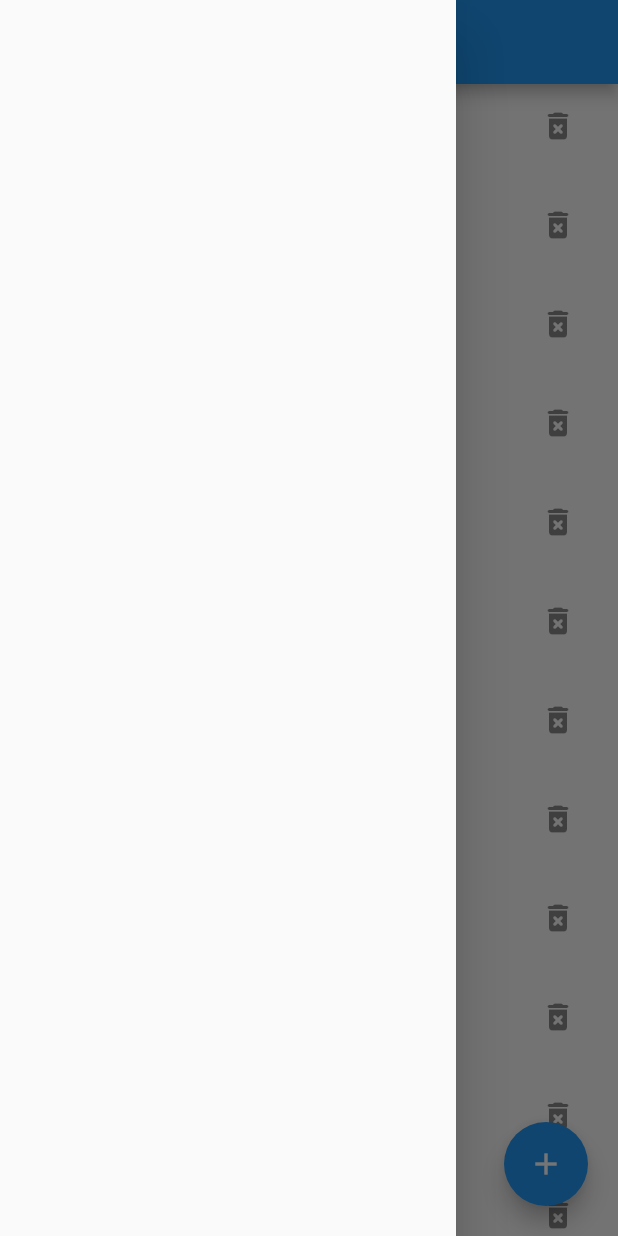
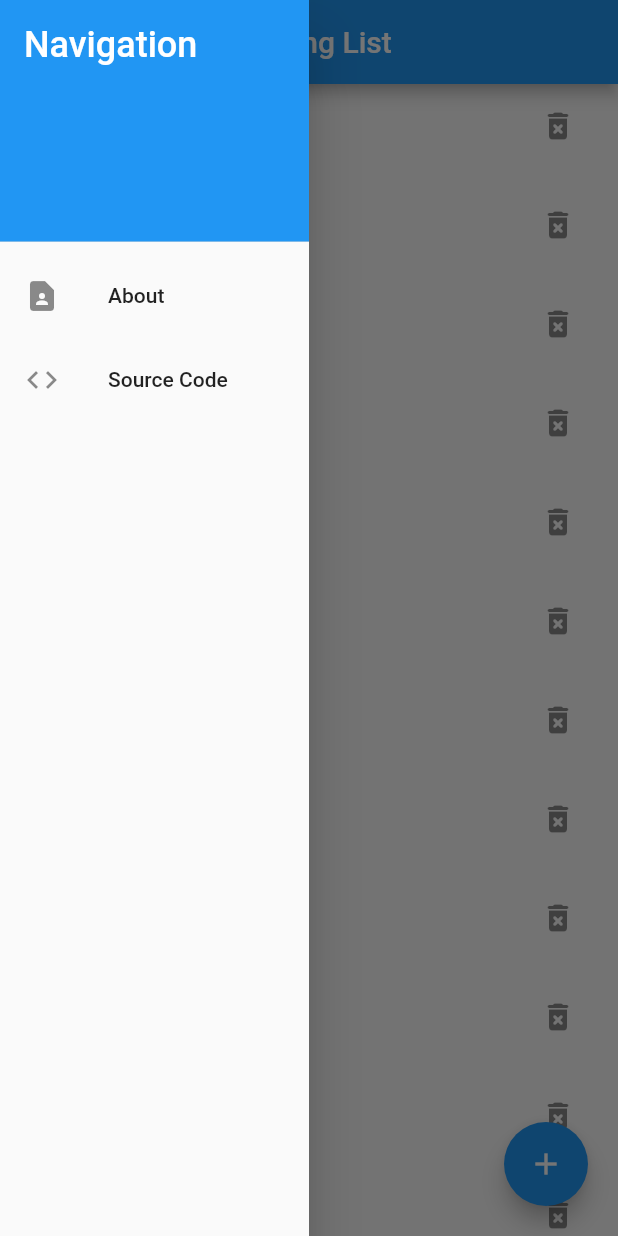
Before and after one commit to MuKhAlm/simple_shopping_list, a Flutter app: the screen it shows after launch, with the side drawer open, on a phone screen of 412 x 824 dp. Run offline on Flutter 3.47's test engine with Material 2 defaults, Android fonts, the phone set to English and light mode, and no system bars.

Commit message:
Dev: Add static navigation drawer to the app

```diff
--- a/lib/main.dart
+++ b/lib/main.dart
@@ -1,5 +1,6 @@
 import 'package:flutter/material.dart';
 import 'package:simple_shopping_list/screens/home_screen.dart';
+import 'package:simple_shopping_list/widgets/navigation_drawer.dart';
 
 void main() {
   runApp(const MyApp());
@@ -19,7 +20,7 @@ class MyApp extends StatelessWidget {
         appBar: AppBar(
           title: const Text('Simple Shopping List'),
         ),
-        drawer: const Drawer(),
+        drawer: const NavigationDrawer(),
         body: const HomeScreen(),
       ),
     );
--- /dev/null
+++ b/lib/widgets/navigation_drawer.dart
@@ -0,0 +1,41 @@
+import 'dart:math';
+
+import 'package:flutter/material.dart';
+
+class NavigationDrawer extends StatelessWidget {
+  const NavigationDrawer({super.key});
+
+  @override
+  Widget build(BuildContext context) {
+    return Drawer(
+      width: min(MediaQuery.of(context).size.width / 2, 360),
+      child: SafeArea(
+        child: ListView(
+          padding: EdgeInsets.zero,
+          children: const <Widget>[
+            DrawerHeader(
+              decoration: BoxDecoration(
+                color: Colors.blue,
+              ),
+              child: Text(
+                'Navigation',
+                style: TextStyle(
+                  color: Colors.white,
+                  fontSize: 24,
+                ),
+              ),
+            ),
+            ListTile(
+              leading: Icon(Icons.contact_page),
+              title: Text('About'),
+            ),
+            ListTile(
+              leading: Icon(Icons.code),
+              title: Text('Source Code'),
+            ),
+          ],
+        ),
+      ),
+    );
+  }
+}
```
